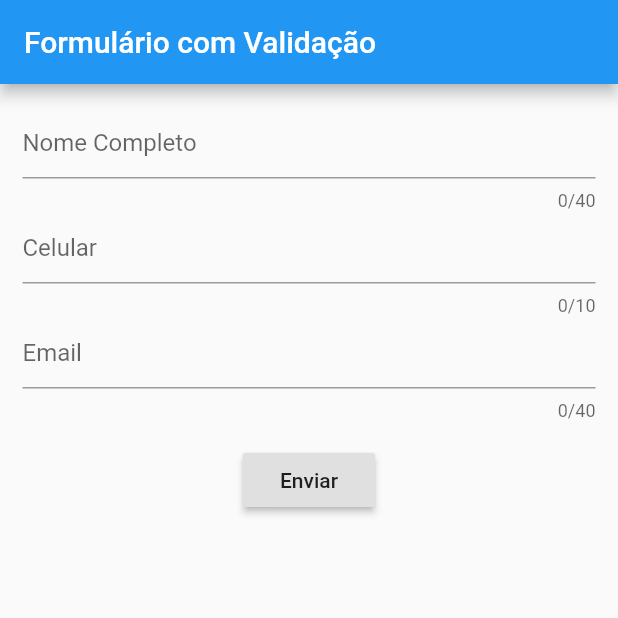
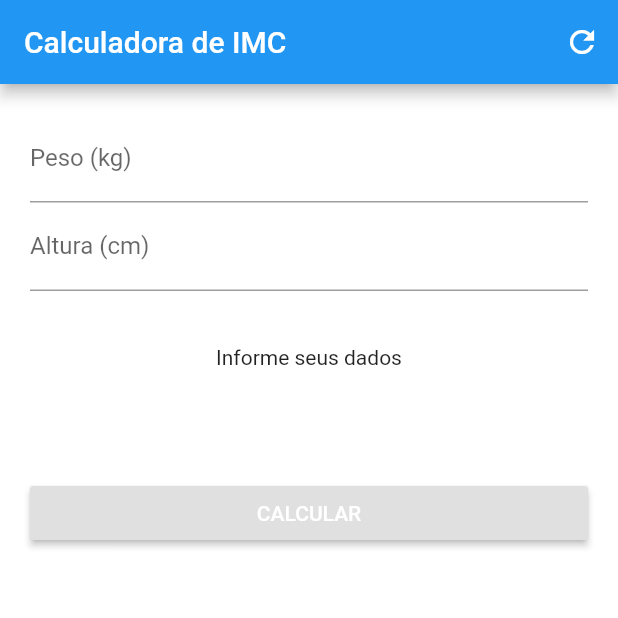
Before and after one commit to Viserion77/Senai-2019-SPI, a Flutter app: the screen it shows after launch, on a phone screen of 412 x 824 dp, the top half of it. Run offline on Flutter 3.47's test engine with Material 2 defaults, Android fonts, the light colour scheme and no system bars.

Commit message:
Copy a IMC calculator from internet

```diff
--- a/Programacao-de-Solucoes-Disp/calculadoras/calculator/lib/main.dart
+++ b/Programacao-de-Solucoes-Disp/calculadoras/calculator/lib/main.dart
@@ -1,122 +1,139 @@
 import 'package:flutter/material.dart';
 
-void main() => runApp(new MyApp());
+void main() => runApp(
+  MaterialApp(
+    home: Home(),
+    debugShowCheckedModeBanner: false,
+    //theme: ThemeData.dark(),
+  ),
+);
 
-class MyApp extends StatefulWidget {
+class Home extends StatefulWidget {
   @override
-  _MyAppState createState() => _MyAppState();
+  _HomeState createState() => _HomeState();
 }
 
-class _MyAppState extends State<MyApp> {
-  GlobalKey<FormState> _key = new GlobalKey();
-  bool _validate = false;
-  String nome, email, celular;
+class _HomeState extends State<Home> {
+  GlobalKey<FormState> _formKey = GlobalKey<FormState>();
+
+  TextEditingController _weightController = TextEditingController();
+  TextEditingController _heightController = TextEditingController();
+  String _result;
+
+  @override
+  void initState() {
+    super.initState();
+    resetFields();
+  }
+
+  void resetFields() {
+    _weightController.text = '';
+    _heightController.text = '';
+    setState(() {
+      _result = 'Informe seus dados';
+    });
+  }
 
   @override
   Widget build(BuildContext context) {
-    return MaterialApp(
-      home: new Scaffold(
-        appBar: new AppBar(
-          title: new Text('Formulário com Validação'),
-        ),
-        body: new SingleChildScrollView(
-          child: new Container(
-            margin: new EdgeInsets.all(15.0),
-            child: new Form(
-              key: _key,
-              autovalidate: _validate,
-              child: _formUI(),
-            ),
-          ),
-        ),
-      ),
-    );
+    return Scaffold(
+        appBar: buildAppBar(),
+        backgroundColor: Colors.white,
+        body: SingleChildScrollView(
+            padding: EdgeInsets.all(20.0), child: buildForm()));
   }
 
-  Widget _formUI() {
-    return new Column(
-      children: <Widget>[
-        new TextFormField(
-          decoration: new InputDecoration(hintText: 'Nome Completo'),
-          maxLength: 40,
-          validator: _validarNome,
-          onSaved: (String val) {
-            nome = val;
+  AppBar buildAppBar() {
+    return AppBar(
+      title: Text('Calculadora de IMC'),
+      backgroundColor: Colors.blue,
+      actions: <Widget>[
+        IconButton(
+          icon: Icon(Icons.refresh),
+          onPressed: () {
+            resetFields();
           },
-        ),
-        new TextFormField(
-            decoration: new InputDecoration(hintText: 'Celular'),
-            keyboardType: TextInputType.phone,
-            maxLength: 10,
-            validator: _validarCelular,
-            onSaved: (String val) {
-              celular = val;
-            }),
-        new TextFormField(
-            decoration: new InputDecoration(hintText: 'Email'),
-            keyboardType: TextInputType.emailAddress,
-            maxLength: 40,
-            validator: _validarEmail,
-            onSaved: (String val) {
-              email = val;
-            }),
-        new SizedBox(height: 15.0),
-        new RaisedButton(
-          onPressed: _sendForm,
-          child: new Text('Enviar'),
         )
       ],
     );
   }
 
-  String _validarNome(String value) {
-    String patttern = r'(^[a-zA-Z ]*$)';
-    RegExp regExp = new RegExp(patttern);
-    if (value.length == 0) {
-      return "Informe o nome";
-    } else if (!regExp.hasMatch(value)) {
-      return "O nome deve conter caracteres de a-z ou A-Z";
-    }
-    return null;
+  Form buildForm() {
+    return Form(
+      key: _formKey,
+      child: Column(
+        crossAxisAlignment: CrossAxisAlignment.stretch,
+        children: <Widget>[
+          buildTextFormField(
+              label: "Peso (kg)",
+              error: "Insira seu peso!",
+              controller: _weightController),
+          buildTextFormField(
+              label: "Altura (cm)",
+              error: "Insira uma altura!",
+              controller: _heightController),
+          buildTextResult(),
+          buildCalculateButton(),
+        ],
+      ),
+    );
   }
 
-  String _validarCelular(String value) {
-    String patttern = r'(^[0-9]*$)';
-    RegExp regExp = new RegExp(patttern);
-    if (value.length == 0) {
-      return "Informe o celular";
-    } else if(value.length != 10){
-      return "O celular deve ter 10 dígitos";
-    }else if (!regExp.hasMatch(value)) {
-      return "O número do celular so deve conter dígitos";
-    }
-    return null;
+  void calculateImc() {
+    double weight = double.parse(_weightController.text);
+    double height = double.parse(_heightController.text) / 100.0;
+    double imc = weight / (height * height);
+
+    setState(() {
+      _result = "IMC = ${imc.toStringAsPrecision(2)}\n";
+      if (imc < 18.6)
+        _result += "Abaixo do peso";
+      else if (imc < 25.0)
+        _result += "Peso ideal";
+      else if (imc < 30.0)
+        _result += "Levemente acima do peso";
+      else if (imc < 35.0)
+        _result += "Obesidade Grau I";
+      else if (imc < 40.0)
+        _result += "Obesidade Grau II";
+      else
+        _result += "Obesidade Grau IIII";
+    });
   }
 
-  String _validarEmail(String value) {
-    String pattern = r'^(([^<>()[\]\\.,;:\s@\"]+(\.[^<>()[\]\\.,;:\s@\"]+)*)|(\".+\"))@((\[[0-9]{1,3}\.[0-9]{1,3}\.[0-9]{1,3}\.[0-9]{1,3}\])|(([a-zA-Z\-0-9]+\.)+[a-zA-Z]{2,}))$';
-    RegExp regExp = new RegExp(pattern);
-    if (value.length == 0) {
-      return "Informe o Email";
-    } else if(!regExp.hasMatch(value)){
-      return "Email inválido";
-    }else {
-      return null;
-    }
+  Widget buildCalculateButton() {
+    return Padding(
+      padding: EdgeInsets.symmetric(vertical: 36.0),
+      child: RaisedButton(
+        onPressed: () {
+          if (_formKey.currentState.validate()) {
+            calculateImc();
+          }
+        },
+        child: Text('CALCULAR', style: TextStyle(color: Colors.white)),
+      ),
+    );
   }
 
-  _sendForm() {
-    if (_key.currentState.validate()) {
-      // Sem erros na validação
-      _key.currentState.save();
-      print("Nome $nome");
-      print("Ceclular $celular");
-      print("Email $email");
-    } else {
-      // erro de validação
-      setState(() {
-        _validate = true;
-      });
-    }
+  Widget buildTextResult() {
+    return Padding(
+      padding: EdgeInsets.symmetric(vertical: 36.0),
+      child: Text(
+        _result,
+        textAlign: TextAlign.center,
+      ),
+    );
+  }
+
+  Widget buildTextFormField(
+      {TextEditingController controller, String error, String label}) {
+    return TextFormField(
+      keyboardType: TextInputType.number,
+      decoration: InputDecoration(labelText: label),
+      controller: controller,
+      validator: (text) {
+        return text.isEmpty ? error : null;
+      },
+    );
   }
 }
```
